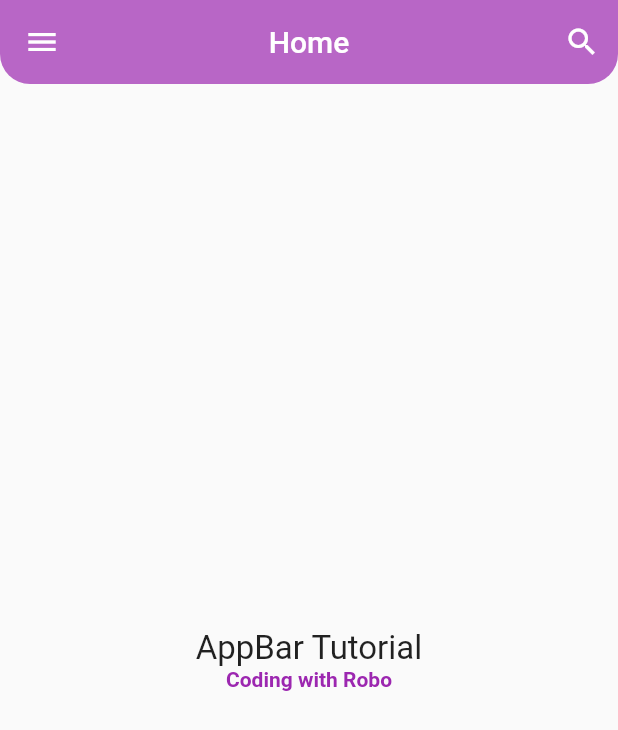
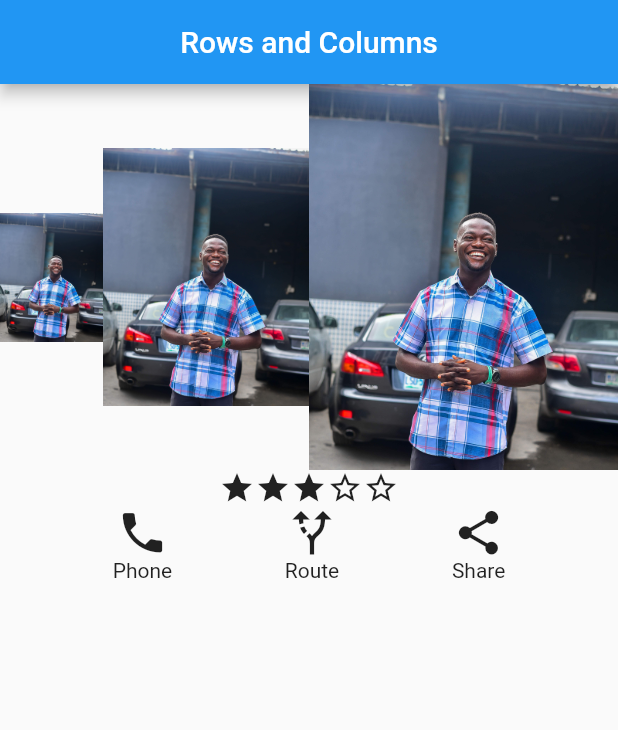
Before and after one commit to iyaselerehoboth/Coding-with-Tea-Flutter-Crash-Course, a Flutter app: the screen it shows after launch, on a phone screen of 412 x 824 dp. Shown: the top 730 px of the screen. Run offline on Flutter 3.47's test engine with Material 2 defaults, Android fonts, the phone set to English and light mode, and no system bars; our stand-ins replace font_awesome_flutter.

Commit message:
Section 2.7: Rows & Columns with Expanded widget

```diff
--- a/lib/screens/Home.dart
+++ b/lib/screens/Home.dart
@@ -6,36 +6,59 @@ class Home extends StatelessWidget {
   @override
   Widget build(BuildContext context) {
     return Scaffold(
-      appBar: AppBar(
-        leading: IconButton(
-          icon: const Icon(Icons.menu),
-          onPressed: () {},
-        ),
-        title: const Text("Home"),
-        actions: [
-          //IconButton(icon: const Icon(Icons.shopping_cart), onPressed: () {}),
-          IconButton(icon: const Icon(Icons.search), onPressed: () {}),
-        ],
-        elevation: 0,
-        centerTitle: true,
-        backgroundColor: Colors.purple.withOpacity(0.7),
-        shape: const RoundedRectangleBorder(
-          borderRadius: BorderRadius.vertical(bottom: Radius.circular(20))
-        ),
-      ),
-      body: Center(
+      appBar: AppBar(title: const Text("Rows and Columns"), centerTitle: true),
+      body: Container(
         child: Column(
-          mainAxisAlignment: MainAxisAlignment.center,
-          children: const [
-            Text(
-              "AppBar Tutorial",
-              style: TextStyle(fontSize: 22),
+          children: [
+            Row(
+              children: const [
+                Expanded(child: Image(image: AssetImage("images/KAY-2733.JPG"), width: 120,)),
+                Expanded(flex: 2, child: Image(image: AssetImage("images/KAY-2733.JPG"), width: 120,)),
+                Expanded(flex: 3, child: Image(image: AssetImage("images/KAY-2733.JPG"), width: 120,)),
+              ],
             ),
-            Text(
-              "Coding with Robo",
-              style:
-                  TextStyle(fontWeight: FontWeight.bold, color: Colors.purple),
-            )
+            Row(
+              mainAxisAlignment: MainAxisAlignment.center,
+              children: const [
+                Icon(Icons.star),
+                Icon(Icons.star),
+                Icon(Icons.star),
+                Icon(Icons.star_border),
+                Icon(Icons.star_border),
+              ],
+            ),
+            Row(
+              mainAxisAlignment: MainAxisAlignment.spaceEvenly,
+              children: [
+                Column(
+                  children: const [
+                    Icon(
+                      Icons.phone,
+                      size: 35.0,
+                    ),
+                    Text("Phone")
+                  ],
+                ),
+                Column(
+                  children: const [
+                    Icon(
+                      Icons.alt_route,
+                      size: 35.0,
+                    ),
+                    Text("Route"),
+                  ],
+                ),
+                Column(
+                  children: const [
+                    Icon(
+                      Icons.share,
+                      size: 35.0,
+                    ),
+                    Text("Share"),
+                  ],
+                ),
+              ],
+            ),
           ],
         ),
       ),
```
